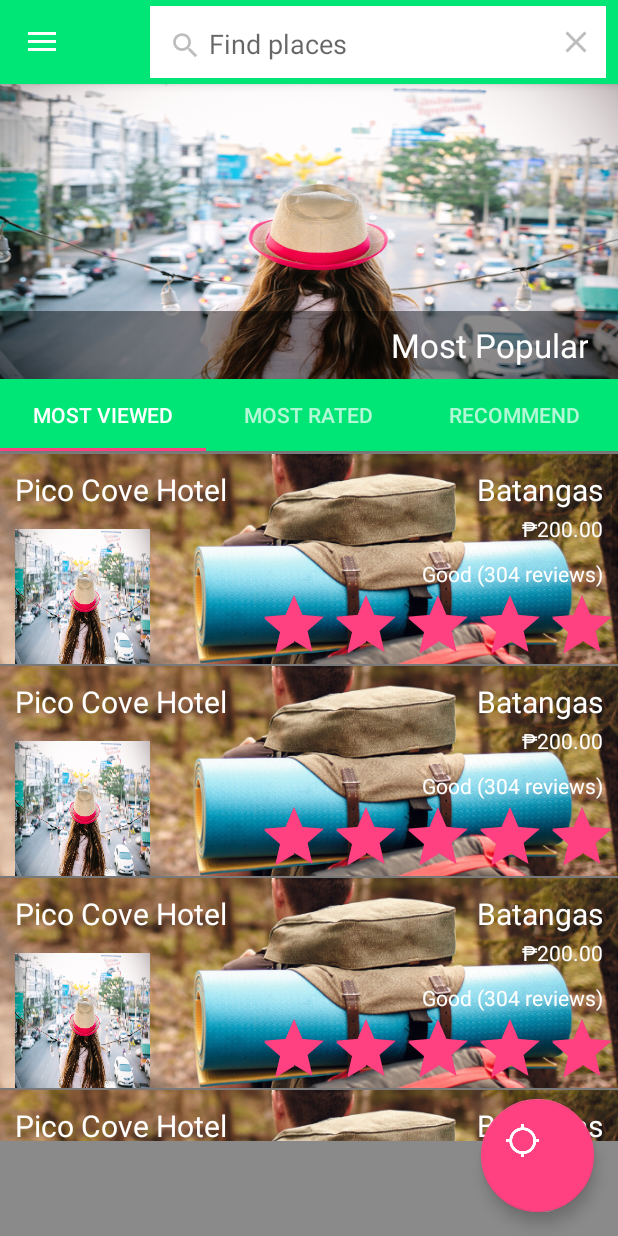
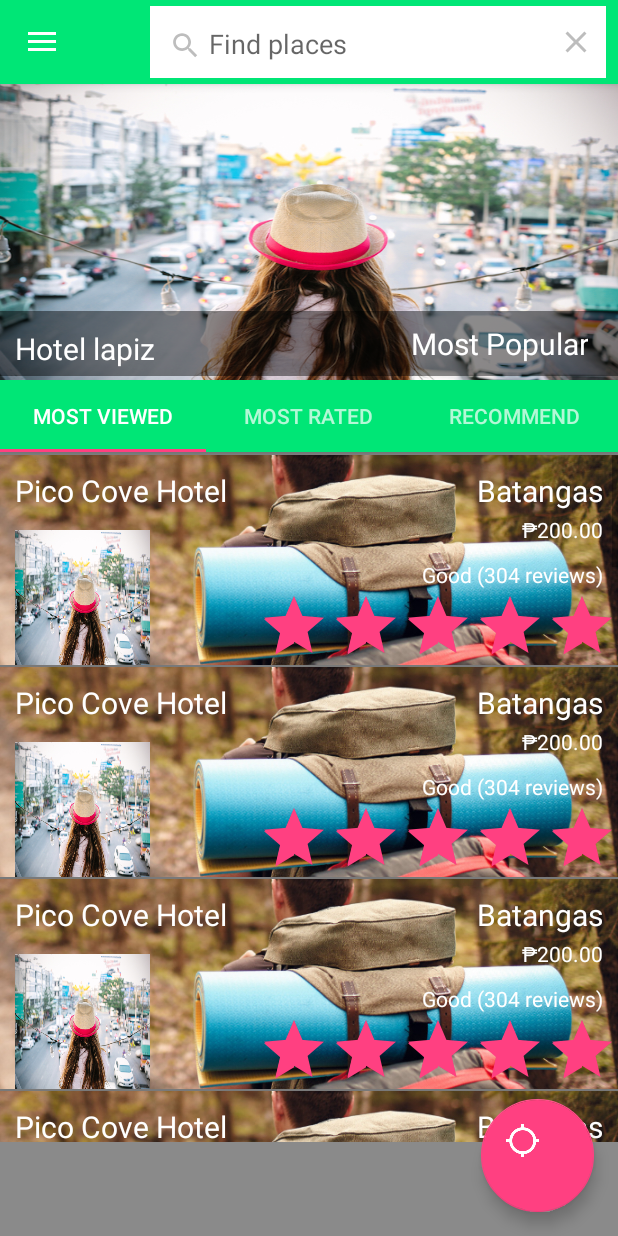
Before and after one commit to krysseltillada/Spotter-Repo, an Android app: the HomeActivity screen opened directly, with no data from a screen before it, after a tap on "Search", on a phone screen of 412 x 824 dp. Run offline under Robolectric (Android 15) with nearby library versions, the light colour scheme and no system bars; 8 statements that could not run were skipped; 2 other taps on this screen came first.

Commit message:
putting some text

```diff
--- a/Spotter/app/src/main/res/layout/content_home.xml
+++ b/Spotter/app/src/main/res/layout/content_home.xml
@@ -63,6 +63,8 @@
                     android:visibility="gone" />
             </ViewFlipper>
 
+
+
             <TextView
                 android:id="@+id/textview"
                 android:layout_width="match_parent"
@@ -79,7 +81,21 @@
 
                 android:text="Most Popular"
                 android:textColor="@color/white"
-                android:textSize="22dp" />
+                android:textSize="20dp" />
+
+            <TextView
+                android:id="@+id/textView2"
+                android:layout_width="wrap_content"
+                android:layout_height="wrap_content"
+                android:layout_marginLeft="10dp"
+                android:layout_marginTop="-39dp"
+                android:paddingBottom="7dp"
+                android:paddingRight="20dp"
+                android:paddingTop="7dp"
+                android:text="Hotel lapiz"
+                android:textColor="@color/white"
+                android:textSize="20dp"
+                />
 
             <FrameLayout
                 android:id="@+id/frameLayout"
```
